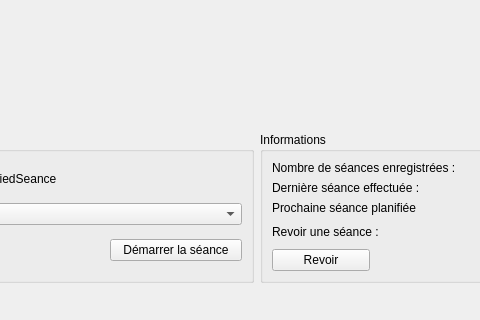
Old version of the form src/mainwindow.ui in the repository oktal/bodeasy; both pictures show x 442 to 922 and y 372 to 692 of the 1144 by 692 pixel window.
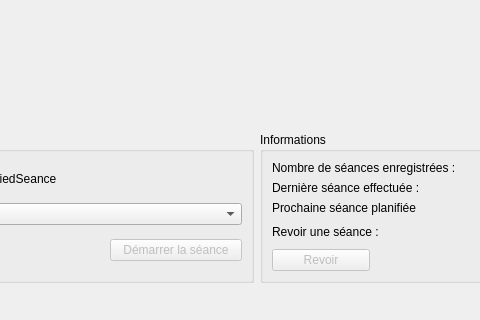
New version of the form. Icons and pictures are not drawn. Custom widgets are drawn as their Qt base class.

What changed in the file:
```diff
--- a/src/mainwindow.ui
+++ b/src/mainwindow.ui
@@ -84,6 +84,9 @@
        </item>
        <item row="2" column="2">
         <widget class="QPushButton" name="btnStart">
+         <property name="enabled">
+          <bool>false</bool>
+         </property>
          <property name="text">
           <string>Démarrer la séance</string>
          </property>
@@ -156,6 +159,9 @@
        </item>
        <item row="4" column="0">
         <widget class="QPushButton" name="pushButton_2">
+         <property name="enabled">
+          <bool>false</bool>
+         </property>
          <property name="text">
           <string>Revoir</string>
          </property>
```
Left out of the diff: 6 changed lines with no effect on the pictures.
